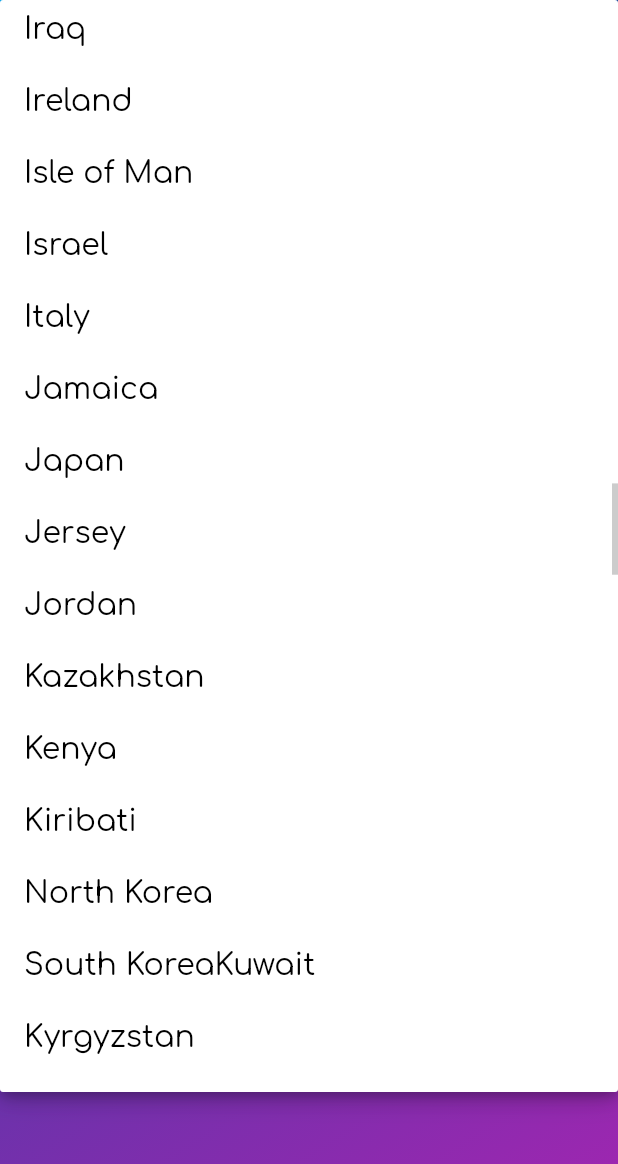
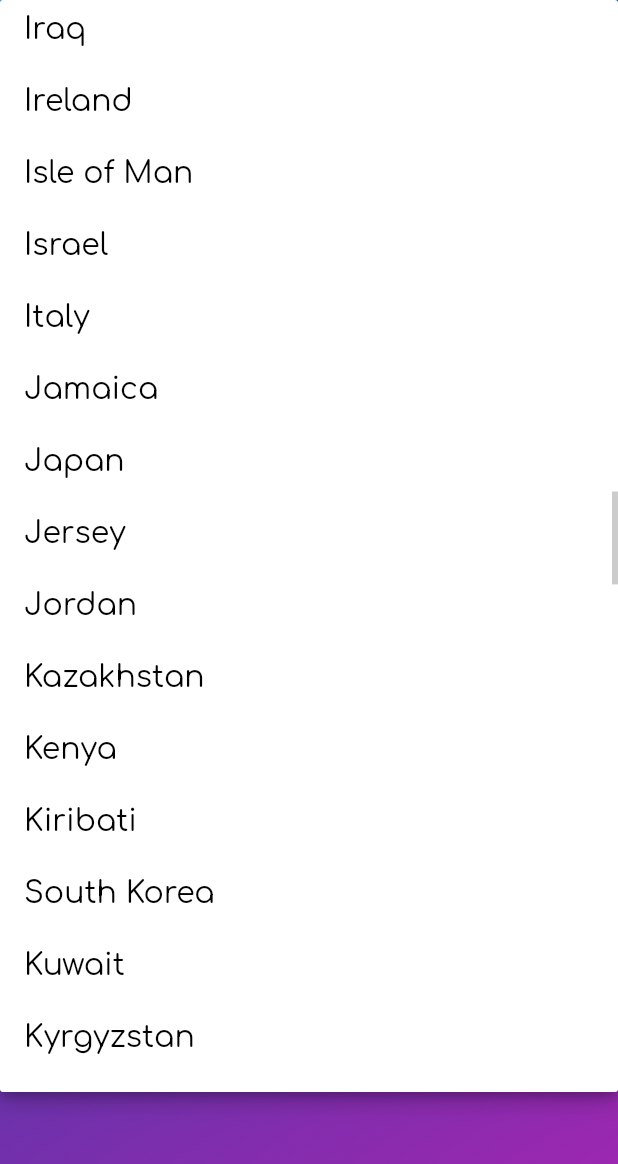
Before and after one commit to higgs165/CovidCheck, a Flutter app: the screen it shows after launch, after a tap on "Ireland", on a phone screen of 412 x 824 dp, the part 72-1236 px from its top. Run offline on Flutter 3.47's test engine with Material 2 defaults, Android fonts, the phone set to English and light mode, and no system bars; our stand-ins replace font_awesome_flutter, gradient_app_bar; network calls fail.

Commit message:
removed some countries

```diff
--- a/lib/countries_list.dart
+++ b/lib/countries_list.dart
@@ -94,8 +94,7 @@ List<String> countriesList = [
   'Kazakhstan',
   'Kenya',
   'Kiribati',
-  'North Korea',
-  'South Korea'
+  'South Korea',
   'Kuwait',
   'Kyrgyzstan',
   'Laos',
@@ -171,16 +170,13 @@ List<String> countriesList = [
   'Tunisia',
   'Turkey',
   'Turkmenistan',
-  'Tuvalu',
   'Uganda',
   'Ukraine',
   'United Arab Emirates',
   'Uruguay',
   'Uzbekistan',
-  'Vanuatu',
   'Venezuela',
   'Vietnam',
-  'Virgin Islands',
   'Yemen',
   'Zambia',
   'Zimbabwe'
```
